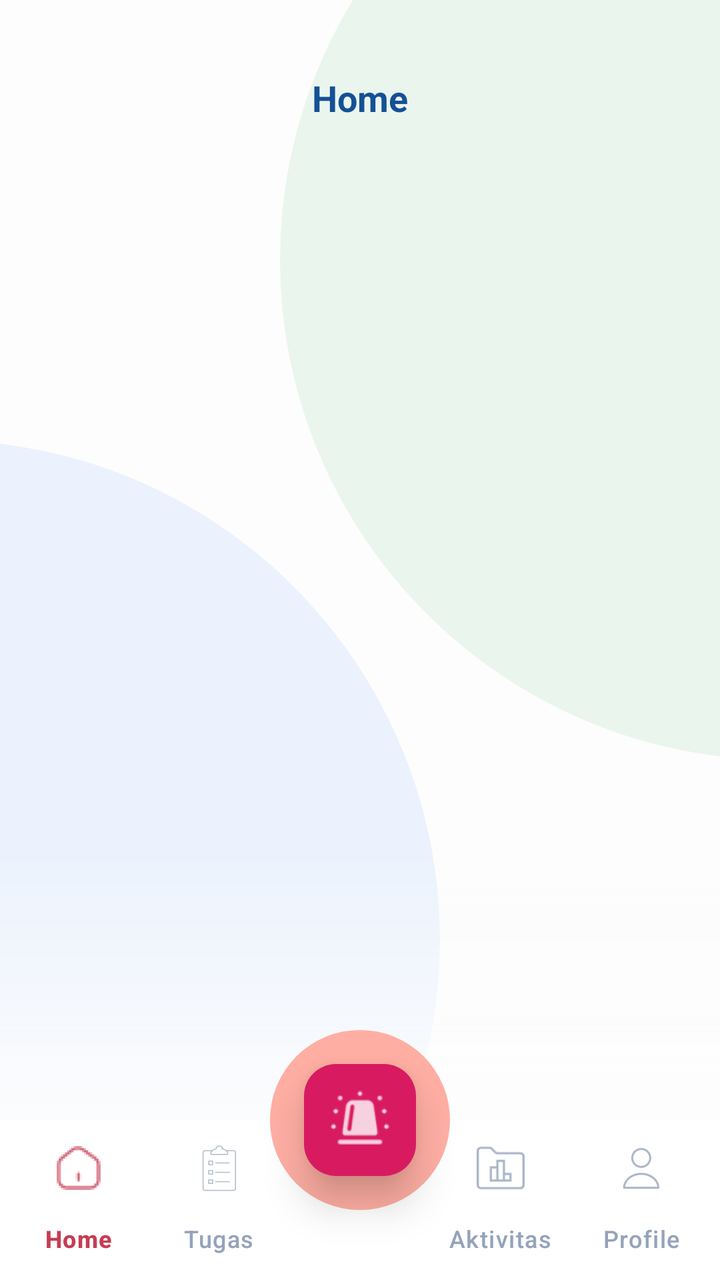
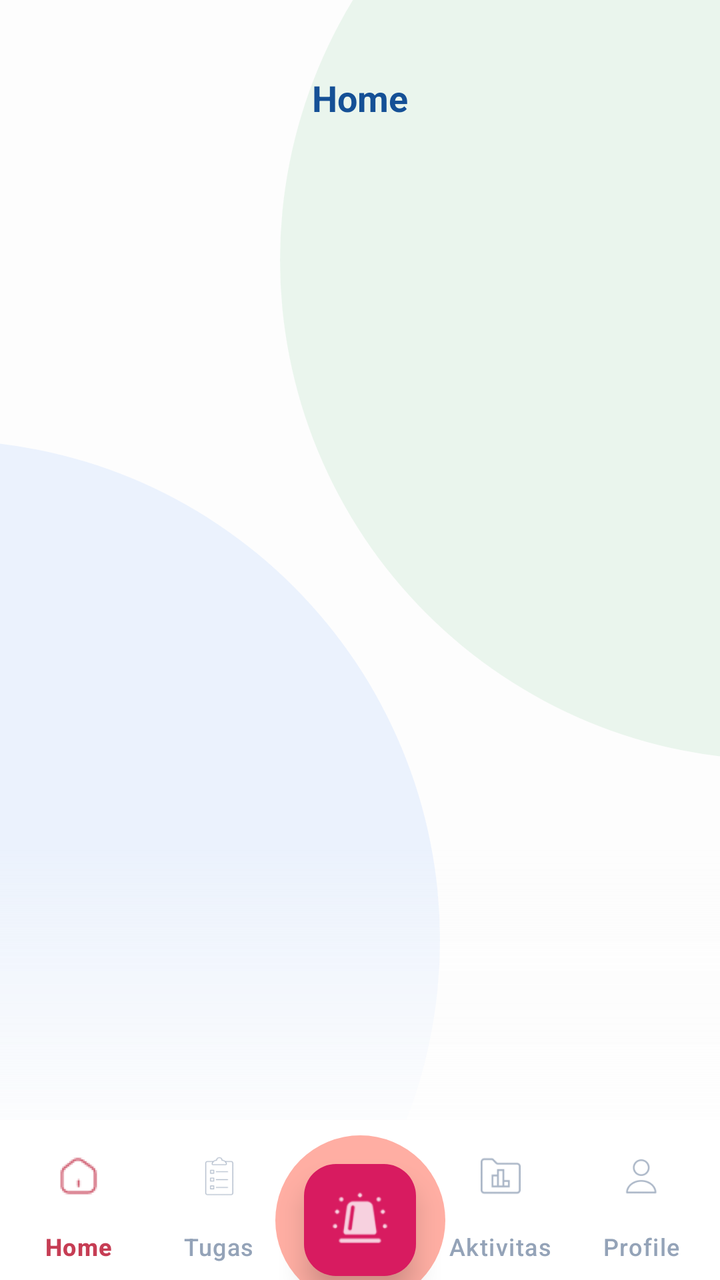

The first picture is an Android layout as it rendered before a commit; the second is the same layout after the commit. The layout source and the unified diff follow.
<!-- AndroidManifest.xml: application theme Theme.VsmentProject -->
<!-- res/layout/activity_staff.xml -->
<?xml version="1.0" encoding="utf-8"?>
<androidx.coordinatorlayout.widget.CoordinatorLayout
    xmlns:android="http://schemas.android.com/apk/res/android"
    xmlns:app="http://schemas.android.com/apk/res-auto"
    xmlns:tools="http://schemas.android.com/tools"
    android:layout_width="match_parent"
    android:layout_height="match_parent"
    android:background="@drawable/bg_gradient_home"
    tools:context=".ui.main.StaffActivity">

    <LinearLayout
        android:layout_width="match_parent"
        android:layout_height="match_parent"
        android:orientation="vertical"
        android:layout_marginBottom="85dp">

        
        <RelativeLayout
            android:id="@+id/layoutHeader"
            android:layout_width="match_parent"
            android:layout_height="80dp"
            android:background="@android:color/transparent">

            <TextView
                android:id="@+id/tvTitlePage"
                android:layout_width="wrap_content"
                android:layout_height="wrap_content"
                android:layout_centerInParent="true"
                android:text="Home"
                android:paddingTop="18dp"
                android:textColor="@color/myBlueDark"
                android:textSize="18sp"
                android:textStyle="bold" />
        </RelativeLayout>

        <FrameLayout
            android:id="@+id/fragmentContainer"
            android:layout_width="match_parent"
            android:layout_height="0dp"
            android:layout_weight="1" />
    </LinearLayout>

    <com.google.android.material.bottomappbar.BottomAppBar
        android:id="@+id/bottomAppBar"
        android:layout_width="match_parent"
        android:layout_height="80dp"
        android:layout_gravity="bottom"
        app:backgroundTint="#FFFFFF"
        app:fabCradleMargin="12dp"
        app:fabCradleRoundedCornerRadius="16dp"
        app:fabCradleVerticalOffset="0dp"
        app:contentInsetStart="0dp"
        app:contentInsetEnd="0dp">

        <com.google.android.material.bottomnavigation.BottomNavigationView
            android:id="@+id/bottom_navigation"
            android:layout_width="match_parent"
            android:layout_height="wrap_content"
            android:background="@color/myWhite"
            app:elevation="8dp"
            app:layout_constraintBottom_toBottomOf="parent"
            app:menu="@menu/bottom_nav_menu_staff"
            app:labelVisibilityMode="labeled"
            app:itemRippleColor="@null"
            app:itemIconTint="@color/nav_item_color"
            app:itemTextColor="@color/nav_item_color"
            app:itemActiveIndicatorStyle="@null" />

    </com.google.android.material.bottomappbar.BottomAppBar>

    <FrameLayout
        android:layout_width="wrap_content"
        android:layout_height="wrap_content"
        app:layout_anchor="@id/bottomAppBar"
        app:layout_anchorGravity="top|center_horizontal"
        android:layout_marginBottom="20dp">

        <View
            android:layout_width="90dp"
            android:layout_height="90dp"
            android:layout_gravity="center"
            android:background="@drawable/bg_siren_ring" />

        <com.google.android.material.floatingactionbutton.FloatingActionButton
            android:id="@+id/fab"
            android:layout_width="wrap_content"
            android:layout_height="wrap_content"
            android:layout_gravity="center"
            android:src="@drawable/ic_siren"
            app:backgroundTint="#D81B60"
            app:tint="#FFFFFF"
            app:maxImageSize="34dp"
            app:elevation="12dp"
            app:borderWidth="0dp"
            app:fabSize="normal" />
    </FrameLayout>

</androidx.coordinatorlayout.widget.CoordinatorLayout>
<!-- resources referenced by this layout -->
<resources>
  <color name="myBlueDark">#155096</color>
  <color name="myWhite">#FFFFFFFF</color>
  <!-- drawable bg_gradient_home (drawable) -->
  <?xml version="1.0" encoding="utf-8"?>
  <layer-list xmlns:android="http://schemas.android.com/apk/res/android">
  
      <item>
          <color android:color="#FDFDFD"/>
      </item>
  
      <item
          android:top="-120dp"
          android:right="-280dp"
          android:gravity="top|end">
          <shape android:shape="oval">
              <solid android:color="#CCE6F4EA" />
              <size android:width="500dp" android:height="500dp" />
          </shape>
      </item>
  
      <item
          android:bottom="-80dp"
          android:left="-280dp"
          android:gravity="bottom|start">
          <shape android:shape="oval">
              <solid android:color="#CCE8F0FE" />
              <size android:width="500dp" android:height="500dp" />
          </shape>
      </item>
  
      <item
          android:height="220dp"
          android:gravity="bottom">
          <shape android:shape="rectangle">
              <gradient
                  android:angle="90"
                  android:startColor="#FDFDFD"
                  android:centerColor="#FDFDFD"
                  android:centerX="0.3"
                  android:endColor="#00FFFFFF"
                  android:type="linear" />
          </shape>
      </item>
  
  </layer-list>
  <!-- drawable bg_siren_ring (drawable) -->
  <?xml version="1.0" encoding="utf-8"?>
  <shape xmlns:android="http://schemas.android.com/apk/res/android"
      android:shape="oval">
      <solid android:color="#FFAEA3" />
  
      <size android:width="70dp" android:height="70dp" />
  </shape>
  <!-- drawable ic_siren: png bitmap (drawable-hdpi, 970 bytes) -->
  <style name="Theme.VsmentProject" parent="Theme.Material3.DayNight.NoActionBar">
          <item name="colorPrimary">#C2185B</item>
          <item name="colorOnPrimary">#FFFFFF</item>
          <item name="android:statusBarColor">#C2185B</item>
          <item name="colorContainer">@android:color/transparent</item>
          <item name="colorControlHighlight">#20C63D54</item>
          <item name="materialAlertDialogTheme">@style/CustomMaterialDialog</item>
      </style>
  <style name="CustomMaterialDialog" parent="ThemeOverlay.Material3.MaterialAlertDialog">
          <item name="colorPrimary">#C2185B</item>
          <item name="colorOnSurface">#333333</item>
          <item name="materialAlertDialogTitleTextStyle">@style/TitleTextStyle</item>
          <item name="shapeAppearanceOverlay">@style/ShapeAppearance.App.MediumComponent</item>
      </style>
  <style name="TitleTextStyle" parent="MaterialAlertDialog.Material3.Title.Text">
          <item name="android:textStyle">bold</item>
          <item name="android:textSize">20sp</item>
          <item name="android:textColor">#333333</item>
      </style>
  <style name="ShapeAppearance.App.MediumComponent" parent="ShapeAppearance.Material3.MediumComponent">
          <item name="cornerFamily">rounded</item>
          <item name="cornerSize">24dp</item>
      </style>
</resources>

<!-- the commit's change to res/layout/activity_staff.xml (unified diff, before → after) -->
@@ -6,13 +6,16 @@
     android:layout_width="match_parent"
     android:layout_height="match_parent"
     android:background="@drawable/bg_gradient_home"
+    android:clipChildren="false"
+    android:clipToPadding="false"
     tools:context=".ui.main.StaffActivity">
 
     <LinearLayout
         android:layout_width="match_parent"
         android:layout_height="match_parent"
         android:orientation="vertical"
-        android:layout_marginBottom="85dp">
+        android:clipChildren="false"
+        android:clipToPadding="false">
 
         
         <RelativeLayout
@@ -33,21 +36,28 @@
                 android:textStyle="bold" />
         </RelativeLayout>
 
+        
         <FrameLayout
             android:id="@+id/fragmentContainer"
             android:layout_width="match_parent"
             android:layout_height="0dp"
             android:layout_weight="1" />
+
+        
+        <View
+            android:layout_width="match_parent"
+            android:layout_height="100dp" />
     </LinearLayout>
 
+    
     <com.google.android.material.bottomappbar.BottomAppBar
         android:id="@+id/bottomAppBar"
         android:layout_width="match_parent"
-        android:layout_height="80dp"
+        android:layout_height="wrap_content"
         android:layout_gravity="bottom"
         app:backgroundTint="#FFFFFF"
-        app:fabCradleMargin="12dp"
-        app:fabCradleRoundedCornerRadius="16dp"
+        app:fabCradleMargin="0dp"
+        app:fabCradleRoundedCornerRadius="0dp"
         app:fabCradleVerticalOffset="0dp"
         app:contentInsetStart="0dp"
         app:contentInsetEnd="0dp">
@@ -55,12 +65,14 @@
         <com.google.android.material.bottomnavigation.BottomNavigationView
             android:id="@+id/bottom_navigation"
             android:layout_width="match_parent"
-            android:layout_height="wrap_content"
-            android:background="@color/myWhite"
-            app:elevation="8dp"
-            app:layout_constraintBottom_toBottomOf="parent"
+            android:layout_height="match_parent"
+            android:background="@android:color/transparent"
+            app:elevation="0dp"
             app:menu="@menu/bottom_nav_menu_staff"
             app:labelVisibilityMode="labeled"
+            app:itemIconSize="20dp"
+            app:itemPaddingTop="18dp"
+            app:itemPaddingBottom="12dp"
             app:itemRippleColor="@null"
             app:itemIconTint="@color/nav_item_color"
             app:itemTextColor="@color/nav_item_color"
@@ -68,16 +80,19 @@
 
     </com.google.android.material.bottomappbar.BottomAppBar>
 
+    
     <FrameLayout
         android:layout_width="wrap_content"
         android:layout_height="wrap_content"
         app:layout_anchor="@id/bottomAppBar"
         app:layout_anchorGravity="top|center_horizontal"
-        android:layout_marginBottom="20dp">
+        android:translationY="50dp"
+        android:clipChildren="false"
+        android:clipToPadding="false">
 
         <View
-            android:layout_width="90dp"
-            android:layout_height="90dp"
+            android:layout_width="85dp"
+            android:layout_height="85dp"
             android:layout_gravity="center"
             android:background="@drawable/bg_siren_ring" />
 
@@ -89,8 +104,8 @@
             android:src="@drawable/ic_siren"
             app:backgroundTint="#D81B60"
             app:tint="#FFFFFF"
-            app:maxImageSize="34dp"
-            app:elevation="12dp"
+            app:maxImageSize="32dp"
+            app:elevation="8dp"
             app:borderWidth="0dp"
             app:fabSize="normal" />
     </FrameLayout>
<!-- resource entries referenced after the edit -->
@@ -1,7 +1,6 @@
 <!-- resources referenced by this layout -->
 <resources>
   <color name="myBlueDark">#155096</color>
-  <color name="myWhite">#FFFFFFFF</color>
   <!-- drawable bg_gradient_home (drawable) -->
   <?xml version="1.0" encoding="utf-8"?>
   <layer-list xmlns:android="http://schemas.android.com/apk/res/android">
